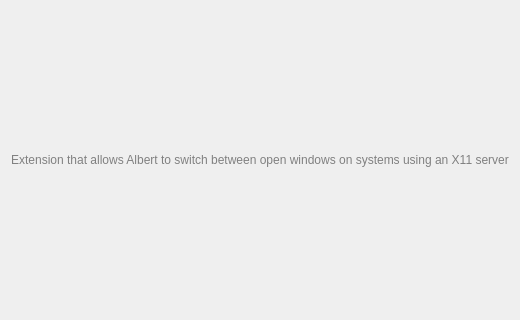
Above: src/configwidget.ui from jbwong05/Albert-X-Window-Switcher before the change. Below: the same form after it.
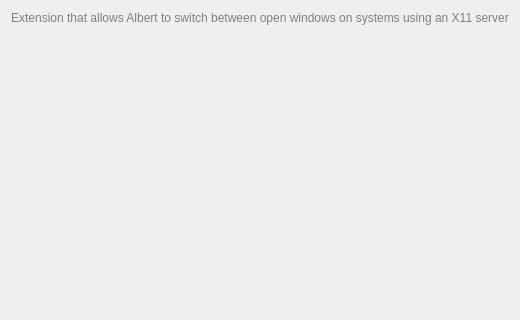
That is the form after the change.

Commit message: Fixed extension description page

```diff
--- a/src/configwidget.ui
+++ b/src/configwidget.ui
@@ -11,19 +11,6 @@
    </rect>
   </property>
   <layout class="QVBoxLayout">
-   <item>
-    <spacer name="verticalSpacer_2">
-     <property name="orientation">
-      <enum>Qt::Vertical</enum>
-     </property>
-     <property name="sizeHint" stdset="0">
-      <size>
-       <width>20</width>
-       <height>40</height>
-      </size>
-     </property>
-    </spacer>
-   </item>
    <item>
     <widget class="QLabel" name="label">
      <property name="text">
```
The commit also changes 1 other file.
